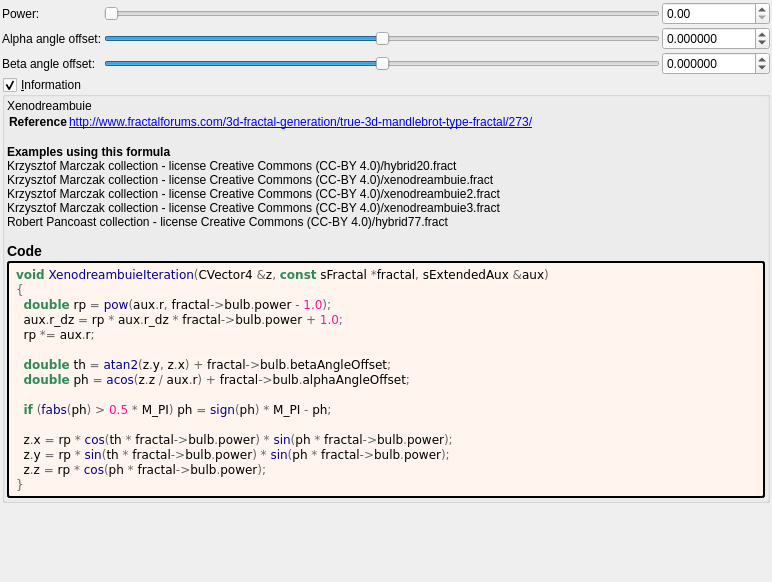
The window that mandelbulber2/formula/ui/fractal_xenodreambuie.ui (buddhi1980/mandelbulber2) describes before a commit, drawn with Qt 5.
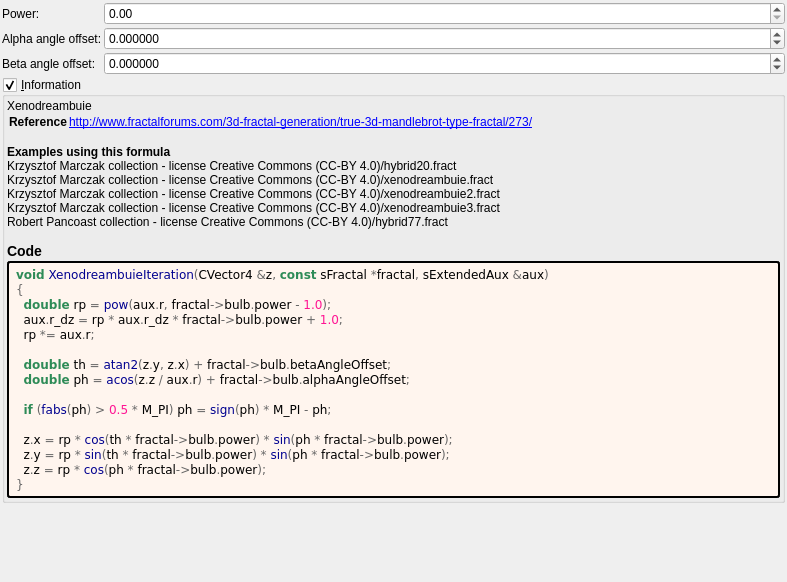
The same window after the commit. Custom widgets are drawn as their Qt base class.

Commit message: Fished cleaning up of all formula UI

```diff
--- a/mandelbulber2/formula/ui/fractal_xenodreambuie.ui
+++ b/mandelbulber2/formula/ui/fractal_xenodreambuie.ui
@@ -6,7 +6,7 @@
    <rect>
     <x>0</x>
     <y>0</y>
-    <width>772</width>
+    <width>787</width>
     <height>582</height>
    </rect>
   </property>
@@ -30,7 +30,7 @@
     <number>2</number>
    </property>
    <item>
-    <layout class="QGridLayout" name="gridLayout">
+    <layout class="QGridLayout" name="gridLayout" columnstretch="0,1">
      <property name="spacing">
       <number>2</number>
      </property>
@@ -42,106 +42,6 @@
       </widget>
      </item>
      <item row="0" column="1">
-      <widget class="QSlider" name="slider_power">
-       <property name="sizePolicy">
-        <sizepolicy hsizetype="Expanding" vsizetype="Maximum">
-         <horstretch>0</horstretch>
-         <verstretch>0</verstretch>
-        </sizepolicy>
-       </property>
-       <property name="maximum">
-        <number>2000</number>
-       </property>
-       <property name="singleStep">
-        <number>1</number>
-       </property>
-       <property name="orientation">
-        <enum>Qt::Horizontal</enum>
-       </property>
-      </widget>
-     </item>
-     <item row="2" column="1">
-      <widget class="QSlider" name="slider_beta_angle_offset">
-       <property name="sizePolicy">
-        <sizepolicy hsizetype="Expanding" vsizetype="Maximum">
-         <horstretch>0</horstretch>
-         <verstretch>0</verstretch>
-        </sizepolicy>
-       </property>
-       <property name="minimum">
-        <number>-360000000</number>
-       </property>
-       <property name="maximum">
-        <number>360000000</number>
-       </property>
-       <property name="singleStep">
-        <number>1</number>
-       </property>
-       <property name="pageStep">
-        <number>100</number>
-       </property>
-       <property name="orientation">
-        <enum>Qt::Horizontal</enum>
-       </property>
-      </widget>
-     </item>
-     <item row="2" column="2">
-      <widget class="MyDoubleSpinBox" name="spinbox_beta_angle_offset">
-       <property name="sizePolicy">
-        <sizepolicy hsizetype="Minimum" vsizetype="Maximum">
-         <horstretch>0</horstretch>
-         <verstretch>0</verstretch>
-        </sizepolicy>
-       </property>
-       <property name="prefix">
-        <string/>
-       </property>
-       <property name="suffix">
-        <string/>
-       </property>
-       <property name="decimals">
-        <number>6</number>
-       </property>
-       <property name="minimum">
-        <double>-36000.000000000000000</double>
-       </property>
-       <property name="maximum">
-        <double>36000.000000000000000</double>
-       </property>
-       <property name="singleStep">
-        <double>0.100000000000000</double>
-       </property>
-      </widget>
-     </item>
-     <item row="1" column="2">
-      <widget class="MyDoubleSpinBox" name="spinbox_alpha_angle_offset">
-       <property name="sizePolicy">
-        <sizepolicy hsizetype="Minimum" vsizetype="Maximum">
-         <horstretch>0</horstretch>
-         <verstretch>0</verstretch>
-        </sizepolicy>
-       </property>
-       <property name="prefix">
-        <string/>
-       </property>
-       <property name="suffix">
-        <string/>
-       </property>
-       <property name="decimals">
-        <number>6</number>
-       </property>
-       <property name="minimum">
-        <double>-36000.000000000000000</double>
-       </property>
-       <property name="maximum">
-        <double>36000.000000000000000</double>
-       </property>
-       <property name="singleStep">
-        <double>0.100000000000000</double>
-       </property>
-      </widget>
-     </item>
-     <item row="0" column="2">
       <widget class="MyDoubleSpinBox" name="spinbox_power">
        <property name="sizePolicy">
         <sizepolicy hsizetype="Minimum" vsizetype="Maximum">
@@ -169,13 +69,6 @@
        </property>
       </widget>
      </item>
-     <item row="2" column="0">
-      <widget class="QLabel" name="label_9">
-       <property name="text">
-        <string>Beta angle offset:</string>
-       </property>
-      </widget>
-     </item>
      <item row="0" column="0">
       <widget class="QLabel" name="label_7">
        <property name="text">
@@ -183,28 +76,66 @@
        </property>
       </widget>
      </item>
+     <item row="2" column="1">
+      <widget class="MyDoubleSpinBox" name="spinbox_beta_angle_offset">
+       <property name="sizePolicy">
+        <sizepolicy hsizetype="Minimum" vsizetype="Maximum">
+         <horstretch>0</horstretch>
+         <verstretch>0</verstretch>
+        </sizepolicy>
+       </property>
+       <property name="prefix">
+        <string/>
+       </property>
+       <property name="suffix">
+        <string/>
+       </property>
+       <property name="decimals">
+        <number>6</number>
+       </property>
+       <property name="minimum">
+        <double>-36000.000000000000000</double>
+       </property>
+       <property name="maximum">
+        <double>36000.000000000000000</double>
+       </property>
+       <property name="singleStep">
+        <double>0.100000000000000</double>
+       </property>
+      </widget>
+     </item>
      <item row="1" column="1">
-      <widget class="QSlider" name="slider_alpha_angle_offset">
+      <widget class="MyDoubleSpinBox" name="spinbox_alpha_angle_offset">
        <property name="sizePolicy">
-        <sizepolicy hsizetype="Expanding" vsizetype="Maximum">
+        <sizepolicy hsizetype="Minimum" vsizetype="Maximum">
          <horstretch>0</horstretch>
          <verstretch>0</verstretch>
         </sizepolicy>
        </property>
+       <property name="prefix">
+        <string/>
+       </property>
+       <property name="suffix">
+        <string/>
+       </property>
+       <property name="decimals">
+        <number>6</number>
+       </property>
        <property name="minimum">
-        <number>-360000000</number>
+        <double>-36000.000000000000000</double>
        </property>
        <property name="maximum">
-        <number>360000000</number>
+        <double>36000.000000000000000</double>
        </property>
        <property name="singleStep">
-        <number>1</number>
+        <double>0.100000000000000</double>
        </property>
-       <property name="pageStep">
-        <number>100</number>
-       </property>
-       <property name="orientation">
-        <enum>Qt::Horizontal</enum>
+      </widget>
+     </item>
+     <item row="2" column="0">
+      <widget class="QLabel" name="label_9">
+       <property name="text">
+        <string>Beta angle offset:</string>
        </property>
       </widget>
      </item>
```
Left out of the diff: 5 changed lines with no effect on the pictures. The commit also changes 7 other files.
